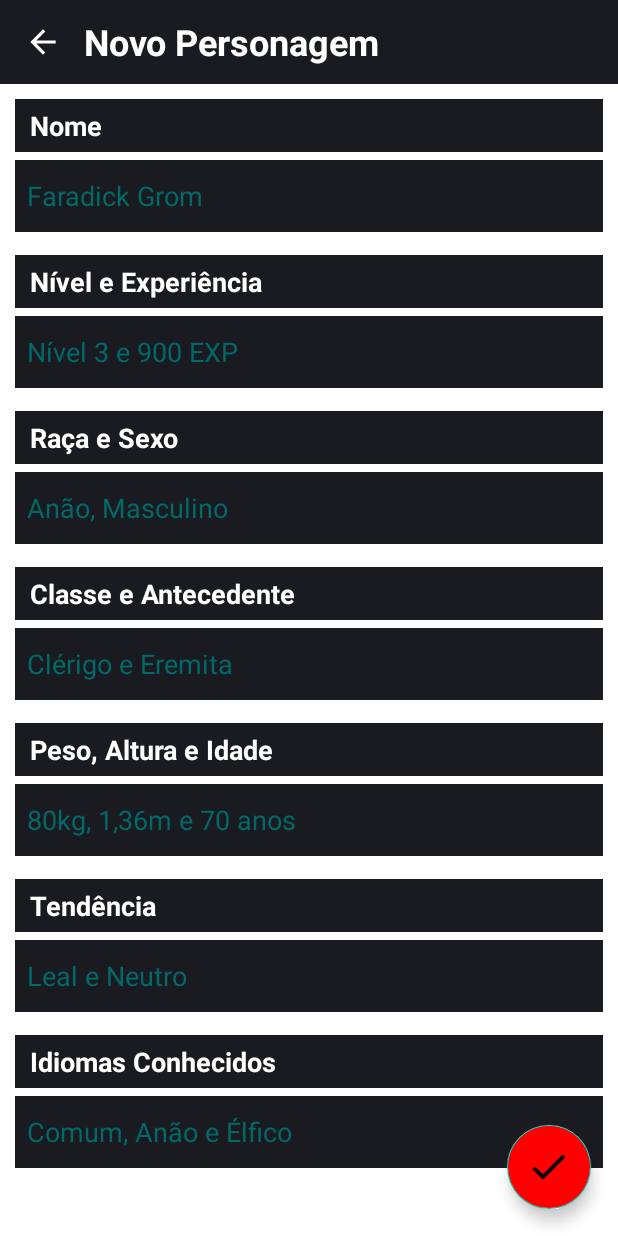
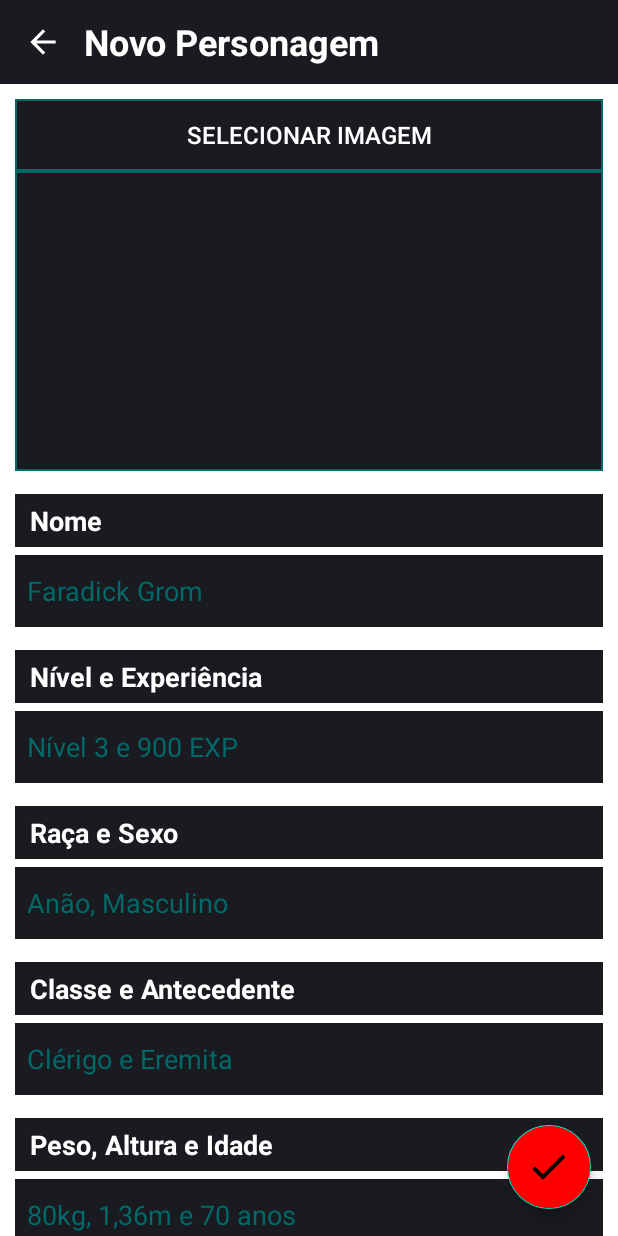
Before and after one commit to 404Kaizer/Eroda-RPG-D20-Sheet, an Android app: the CharacterCreationActivity screen opened directly, with no data from a screen before it, on a phone screen of 412 x 824 dp. Run offline under Robolectric (Android 15) with nearby library versions, the phone set to English and light mode, and no system bars.

Commit message:
Char Image Selector Added, But Not Yet Implemented.

```diff
--- /dev/null
+++ b/app/src/main/res/drawable/button_border_color.xml
@@ -0,0 +1,9 @@
+<?xml version="1.0" encoding="utf-8"?>
+<selector xmlns:android="http://schemas.android.com/apk/res/android">
+    <item>
+        <shape android:shape="rectangle">
+            <stroke android:width="1dp" android:color="@color/gray"/>
+            <solid android:color="@color/dark_gray"/>
+        </shape>
+    </item>
+</selector>
--- a/app/src/main/res/layout/activity_character_creation.xml
+++ b/app/src/main/res/layout/activity_character_creation.xml
@@ -46,6 +46,24 @@
             android:layout_height="match_parent"
             android:orientation="vertical"
             android:layout_margin="10dp">
+
+            <androidx.appcompat.widget.AppCompatButton
+                android:id="@+id/select_char_img"
+                android:layout_width="match_parent"
+                android:layout_height="wrap_content"
+                android:text="Selecionar Imagem"
+                android:textSize="16sp"
+                android:background="@drawable/button_border_color"
+                android:foreground="?attr/selectableItemBackgroundBorderless"
+                android:clickable="true"/>
+
+            <androidx.appcompat.widget.AppCompatImageView
+                android:id="@+id/selected_char_img"
+                android:layout_width="match_parent"
+                android:layout_height="200dp"
+                android:layout_marginBottom="15dp"
+                android:scaleType="centerCrop"
+                android:background="@drawable/button_border_color"/>
 
             <TextView
                 android:id="@+id/name_entry_title"
```
